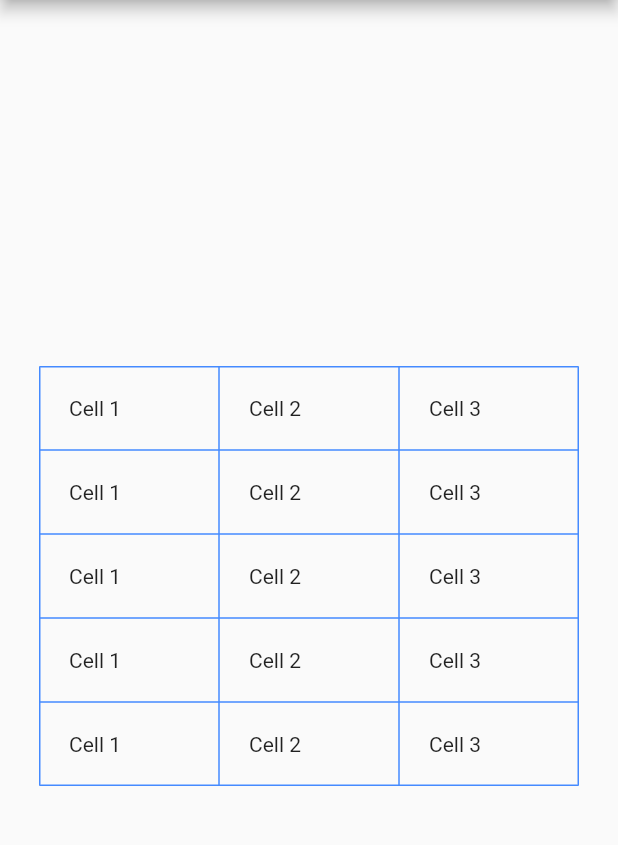
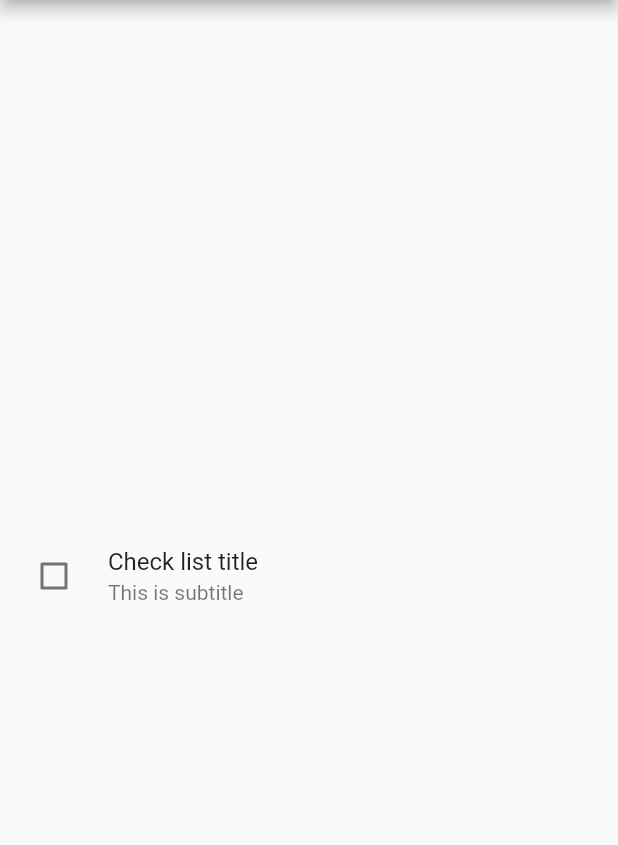
Before and after one commit to shindeyy/flutterdemo, a Flutter app: the screen it shows after launch, on a phone screen of 412 x 824 dp, the part 84-929 px from its top. Run offline on Flutter 3.47's test engine with Material 2 defaults, Android fonts, the phone set to English and light mode, and no system bars; missing offline and left inert: dart:ffi.

Commit message:
Commit Related To: - Checkbox example demo.

```diff
--- a/lib/main.dart
+++ b/lib/main.dart
@@ -5,6 +5,33 @@ import 'package:flutter/material.dart';
 void main() {
   runApp(const MyApp());
   //runApp(const _TimePickerDemo());
+}
+
+class _CheckedBoxList extends State<MyHomePage>{
+  bool? _isChecked = false;
+  @override
+  Widget build(BuildContext context) {
+    return Scaffold(appBar: AppBar(
+      title: Text(widget.title),
+    ),
+    body: Center(
+      child: CheckboxListTile(
+        title: const Text("Check list title"),
+        value: _isChecked,
+        activeColor: Colors.blue,
+        checkColor: Colors.white,
+        tristate: true,
+        subtitle: Text("This is subtitle"),
+        controlAffinity: ListTileControlAffinity.leading,
+        onChanged: (bool? newValue){
+          setState(() {
+            _isChecked = newValue;
+          });
+        },
+      ),
+    ),);
+  }
+
 }
 
 class _TableRow extends State<MyHomePage>{
@@ -527,5 +554,5 @@ class MyHomePage extends StatefulWidget {
   final String title;
 
   @override
-  State<MyHomePage> createState() => _TableRow();
+  State<MyHomePage> createState() => _CheckedBoxList();
 }
```
